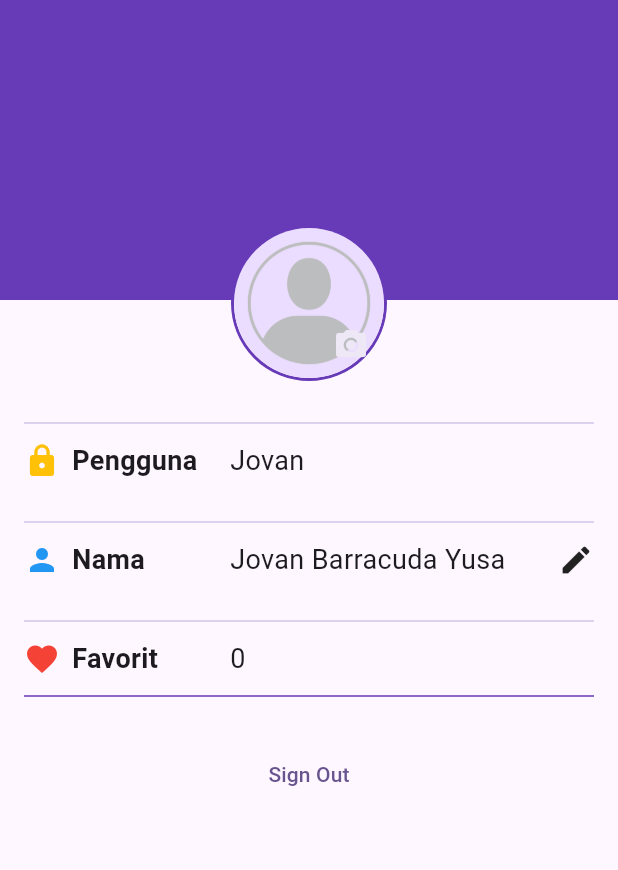
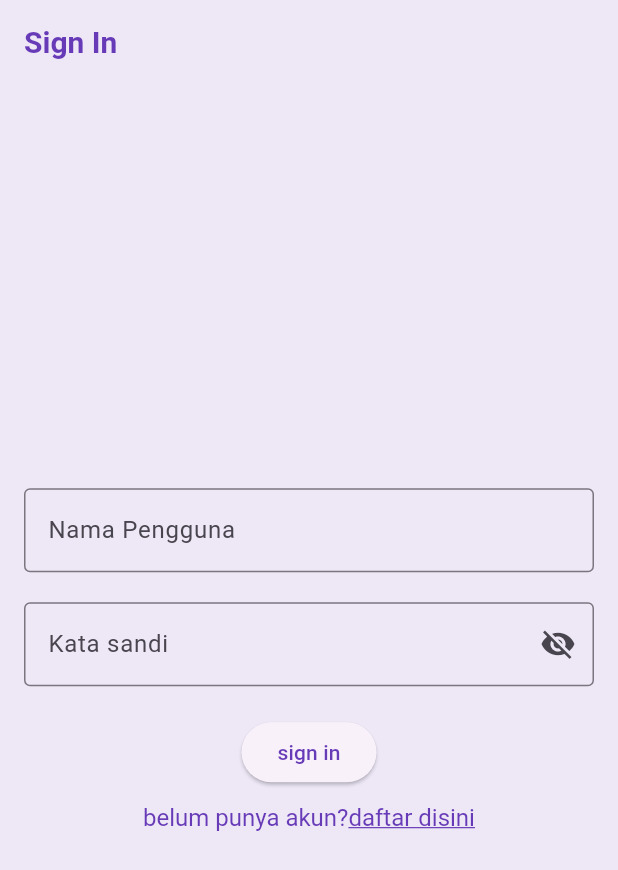
Before and after one commit to 2024-2025-Gasal-PABI-SI5A/project-wisata-candi-Jovan-Y, a Flutter app: the screen it shows after launch, on a phone screen of 412 x 824 dp. Shown: the top 870 px of the screen. Run offline on Flutter 3.47's test engine with Material 3 defaults, Android fonts, the phone set to English and light mode, and no system bars.

Commit message:
PART 4 SELESAI YEEEE
ASDASD

```diff
--- a/wisata_candi/lib/main.dart
+++ b/wisata_candi/lib/main.dart
@@ -2,6 +2,7 @@ import 'package:candi/data/candi_data.dart';
 import 'package:candi/screens/profile_screen.dart';
 import 'package:flutter/material.dart';
 import 'package:candi/screens/detail_screen.dart';
+import 'package:candi/screens/signin_screen.dart';
 
 void main() {
   runApp(const MainApp());
@@ -15,11 +16,23 @@ class MainApp extends StatelessWidget {
     return MaterialApp(
       title: 'wisata candi',
       theme: ThemeData(
-        colorScheme: ColorScheme.fromSeed(seedColor: Colors.deepPurple),
+        appBarTheme: const AppBarTheme(
+          iconTheme: IconThemeData(color: Colors.deepPurple),
+          titleTextStyle: TextStyle(
+            color: Colors.deepPurple,
+            fontSize: 20,
+            fontWeight: FontWeight.bold
+          )
+        ),
+        colorScheme: ColorScheme.fromSeed(seedColor: Colors.deepPurple).copyWith(
+          primary: Colors.deepPurple,
+          surface: Colors.deepPurple[50],
+        ),
         useMaterial3: true
       ),
       //home: DetailScreen(candi : candiList[0],),
-      home: ProfileScreen(),
+      //home: ProfileScreen(),
+      home: SigninScreen(),
     );
   }
 }
--- a/wisata_candi/lib/screens/profile_screen.dart
+++ b/wisata_candi/lib/screens/profile_screen.dart
@@ -12,6 +12,19 @@ class _ProfileScreenState extends State<ProfileScreen>{
   String fullName ='Jovan Barracuda Yusa';
   String userName = 'Jovan';
   int favoriteCandiCount = 0;
+
+  //Todo: 5 implementasi fungsi signin
+  void signIn(){
+    setState(() {
+      isSignedIn = isSignedIn;
+    });
+  }
+  //Todo: 6 implementasi singout
+  void signOut(){
+    setState(() {
+      isSignedIn = isSignedIn;
+    });
+  }
 
   @override
   Widget build(BuildContext context) {
@@ -135,8 +148,8 @@ class _ProfileScreenState extends State<ProfileScreen>{
                 ),
                 Divider(color: Colors.deepPurple,),
                 const SizedBox(height: 20,),
-                isSignedIn ? TextButton(onPressed: (){}, child: const Text('Sign Out'))
-                  : TextButton(onPressed: (){}, child: const Text('Sign In'))
+                isSignedIn ? TextButton(onPressed: signOut, child: const Text('Sign Out'))
+                  : TextButton(onPressed: signIn, child: const Text('Sign In'))
               ],
             ),
           ),
--- /dev/null
+++ b/wisata_candi/lib/screens/signin_screen.dart
@@ -0,0 +1,101 @@
+import 'package:flutter/material.dart';
+import 'package:flutter/gestures.dart';
+
+class SigninScreen extends StatefulWidget{
+  SigninScreen({super.key});
+
+  @override
+  State<SigninScreen> createState() => _SigninScreenState();
+}
+
+class _SigninScreenState extends State<SigninScreen> {
+  //TODO: 1 deklarasi variabel
+  final TextEditingController _usernameController = TextEditingController();
+
+  final TextEditingController _passwordController = TextEditingController();
+
+  String _errorText = '';
+
+  bool _isSignIn = false;
+
+  bool _obscurePassword = true;
+
+  @override
+  Widget build(BuildContext context) {
+    return Scaffold(
+      //TODO: 2 appbar
+      appBar: AppBar(
+        title: const Text('Sign In'),
+      ),
+      //TODO: 3 body
+      body: Center(
+        child: SingleChildScrollView(
+          child: Padding(
+            padding: const EdgeInsets.all(16.0),
+            child: Form(child: Column(
+              //TODO: 4 alignment
+              mainAxisAlignment: MainAxisAlignment.center,
+              crossAxisAlignment: CrossAxisAlignment.center,
+              children: [
+                //TODO: 5 buat textform
+                TextFormField(
+                  controller: _usernameController,
+                  decoration: const InputDecoration(
+                    labelText: 'Nama Pengguna',
+                    hintText: 'Masukkan nama pengguna',
+                    border: OutlineInputBorder(),
+                  ),
+                ),
+                //TODO: 6 textform sandi
+                const SizedBox(height: 20,),
+                TextFormField(
+                  controller: _passwordController,
+                  decoration: InputDecoration(
+                    labelText: 'Kata sandi',
+                    hintText: 'Masukkan kata sandi',
+                    border: OutlineInputBorder(),
+                    errorText: _errorText.isNotEmpty ? _errorText : null,
+                    suffixIcon: IconButton(
+                      onPressed: () {
+                        setState(() {
+                          _obscurePassword = !_obscurePassword;
+                        });
+                      },
+                      icon: Icon(
+                      _obscurePassword ? Icons.visibility_off : Icons.visibility,
+                      ),
+                    ),
+                  ),
+                  obscureText: _obscurePassword,
+                ),
+                //TODO: 7 elevatedbutton signin
+                const SizedBox(height: 20,),
+                ElevatedButton(onPressed: (){}, child: const Text('sign in'),),
+                //TODO: 8.singup
+                const SizedBox(height: 10,),
+                //TextButton(onPressed: (){}, child: Text('belum punya akun? daftar disini!')),
+                RichText(
+                  text: TextSpan(
+                    text: 'belum punya akun?',
+                    style: TextStyle(fontSize: 16, color: Colors.deepPurple),
+                    children: [
+                      TextSpan(
+                        text: 'daftar disini',
+                        style: TextStyle(
+                          fontSize: 16,
+                          color: Colors.deepPurple,
+                          decoration: TextDecoration.underline,
+                          ),
+                        recognizer: TapGestureRecognizer()..onTap = (){},
+                      ),
+                    ],
+                  )
+                  ),
+              ],
+            )),
+          ),
+        ),
+      ),
+    );
+  }
+}
```
